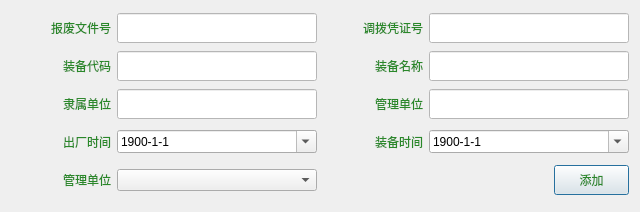
zhaixueming/GunManagementSystem, file GunManagementSystem/UI/SystemManager/SinglePacked.ui: the form before one commit.
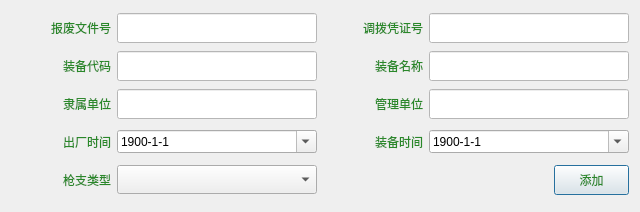
The form after the commit.

The edit to the form file:
```diff
--- a/GunManagementSystem/UI/SystemManager/SinglePacked.ui
+++ b/GunManagementSystem/UI/SystemManager/SinglePacked.ui
@@ -475,7 +475,7 @@
 color: rgb(41, 136, 41);</string>
      </property>
      <property name="text">
-      <string>管理单位</string>
+      <string>枪支类型</string>
      </property>
      <property name="alignment">
       <set>Qt::AlignRight|Qt::AlignTrailing|Qt::AlignVCenter</set>
@@ -483,7 +483,14 @@
     </widget>
    </item>
    <item row="4" column="1">
-    <widget class="QComboBox" name="comboBox_GunType"/>
+    <widget class="QComboBox" name="comboBox_GunType">
+     <property name="maximumSize">
+      <size>
+       <width>16777215</width>
+       <height>29</height>
+      </size>
+     </property>
+    </widget>
    </item>
    <item row="4" column="2" colspan="2">
     <spacer name="horizontalSpacer">
```
